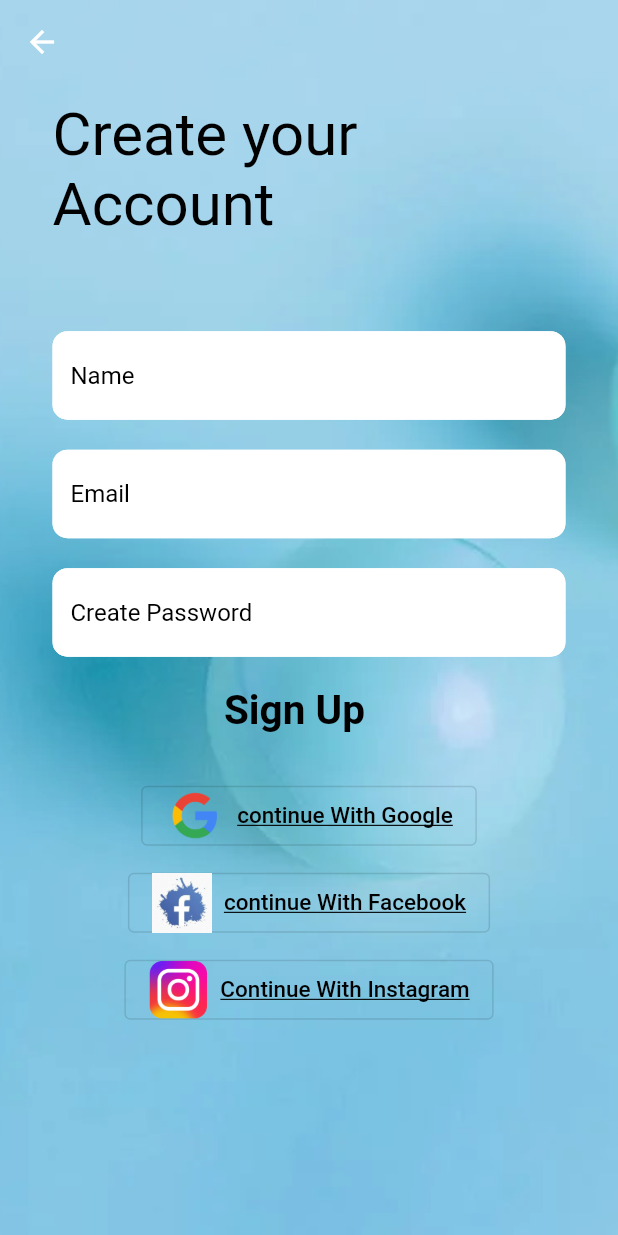
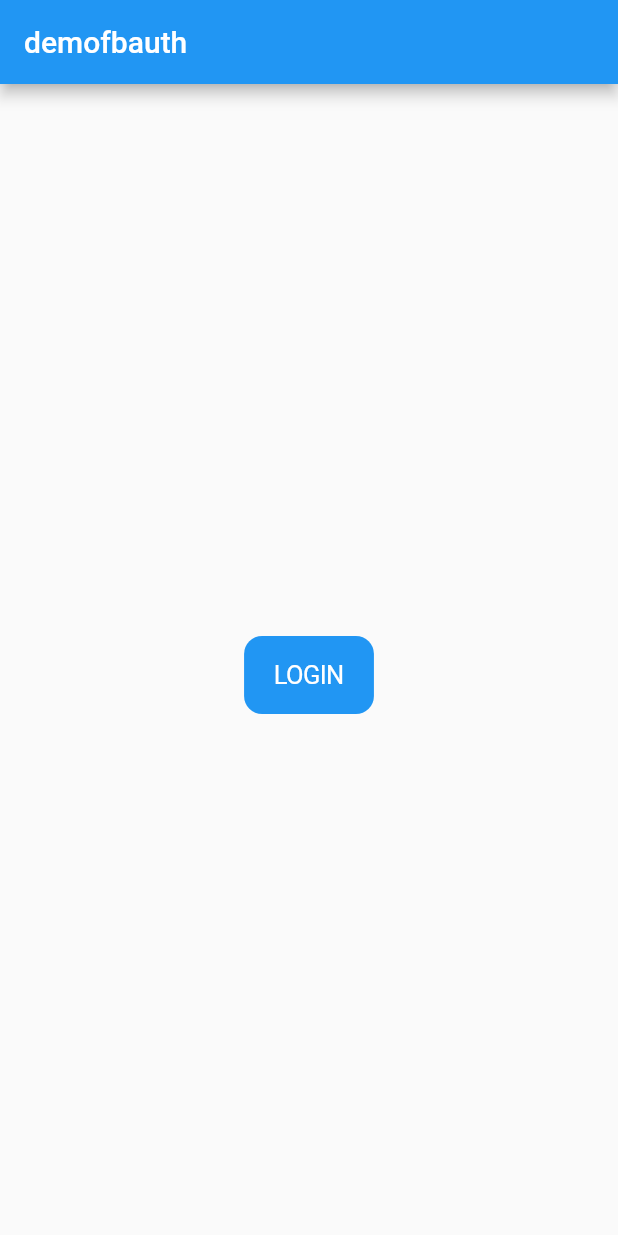
Before and after one commit to suryateja36/hp, a Flutter app: the MyRegister screen opened by its route, after a tap on "continue With Facebook", on a phone screen of 412 x 824 dp. Run offline on Flutter 3.47's test engine with Material 2 defaults, Android fonts, the phone set to English and light mode, and no system bars; our stand-ins replace google_sign_in; missing offline and left inert: flutter_facebook_auth.

Commit message:
new commit

```diff
--- a/House_Party/lib/Register.dart
+++ b/House_Party/lib/Register.dart
@@ -129,17 +129,28 @@ class _MyRegisterState extends State<MyRegister> {
                             mainAxisAlignment: MainAxisAlignment.spaceBetween,
                             children: [
                               const Text(
-                                '                 Sign Up',
+                                                 'Sign Up',
                                 style: TextStyle(
                                     color: Colors.black,
+
                                     fontSize: 27,
                                     fontWeight: FontWeight.w700),
                               ),
+                              CircleAvatar(
+                                radius: 30,
+                                backgroundColor: const Color(0xff4c505b),
+                                child: IconButton(
+                                    color: Colors.white,
+                                    onPressed: () {},
+                                    icon: const Icon(
+                                      Icons.arrow_forward,
+                                    )),
+                              )
 
                             ],
                           ),
                           const SizedBox(
-                            height: 30,
+                            height: 60,
                           ),
                           Column(
                             crossAxisAlignment: CrossAxisAlignment.center,
@@ -180,7 +191,9 @@ class _MyRegisterState extends State<MyRegister> {
                                   image: AssetImage('assets/fb.jpg'),
                                   width: 40.0,
                                 ),
-                                onPressed: () {},
+                                onPressed: () {
+                                  Navigator.pushNamed(context, 'fb');
+                                },
                                 label: const Text(
                                   'continue With Facebook',
                                   style: TextStyle(
@@ -192,29 +205,7 @@ class _MyRegisterState extends State<MyRegister> {
                               )
                             ],
                           ),
-                          const SizedBox(
-                            height: 10,
-                          ),
-                          Column(
-                            crossAxisAlignment: CrossAxisAlignment.center,
-                            children: [
-                              OutlinedButton.icon(
-                                icon: const Image(
-                                  image: AssetImage('assets/insta.png'),
-                                  width: 40.0,
-                                ),
-                                onPressed: () {},
-                                label: const Text(
-                                  'Continue With Instagram',
-                                  style: TextStyle(
-                                      decoration: TextDecoration.underline,
-                                      color: Colors.black,
-                                      fontSize: 15,
-                                      fontWeight: FontWeight.w500),
-                                ),
-                              )
-                            ],
-                          ),
+
                         ],
                       ),
                     )
--- a/House_Party/lib/login.dart
+++ b/House_Party/lib/login.dart
@@ -69,12 +69,22 @@ class _MyLoginState extends State<MyLogin> {
                             mainAxisAlignment: MainAxisAlignment.spaceBetween,
                             children: [
                               const Text(
-                                '               LogIn',
+                                ' LogIn',
                                 style: TextStyle(
                                     color: Colors.black,
                                     fontSize: 30,
                                     fontWeight: FontWeight.w700),
                               ),
+                              CircleAvatar(
+                                radius: 30,
+                                backgroundColor: const Color(0xff4c505b),
+                                child: IconButton(
+                                    color: Colors.white,
+                                    onPressed: () {},
+                                    icon: const Icon(
+                                      Icons.arrow_forward,
+                                    )),
+                              )
 
                             ],
                           ),
--- a/House_Party/lib/main.dart
+++ b/House_Party/lib/main.dart
@@ -1,4 +1,6 @@
+import 'package:flutter/cupertino.dart';
 import 'package:flutter/material.dart';
+import 'package:flutter_facebook_auth/flutter_facebook_auth.dart';
 import 'package:logingoogle/welcome.dart';
 import 'Register.dart';
 import 'login.dart';
@@ -11,6 +13,111 @@ void main() {
       'register': (context) => const MyRegister(),
       'login': (context) => const MyLogin(),
       'welcome': (context) => const welcome(),
+      'fb': (context) => const MyApp(),
     },
   ));
 }
+
+class MyApp extends StatefulWidget {
+  const MyApp({Key? key}) : super(key: key);
+
+  @override
+  State<MyApp> createState() => _MyAppState();
+}
+
+class _MyAppState extends State<MyApp> {
+  Map<String, dynamic>? _userData;
+  AccessToken? _accessToken;
+  bool _checking = true;
+
+  @override
+  void initState() {
+    // TODO: implement initState
+    super.initState();
+    _checkIfisLoggedIn();
+  }
+
+  _checkIfisLoggedIn() async {
+    final accessToken = await FacebookAuth.instance.accessToken;
+
+    setState(() {
+      _checking = false;
+    });
+
+    if (accessToken != null) {
+      print(accessToken.toJson());
+      final userData = await FacebookAuth.instance.getUserData();
+      _accessToken = accessToken;
+      setState(() {
+        _userData = userData;
+      });
+    } else {
+      _login();
+    }
+  }
+
+  _login() async {
+    final LoginResult result = await FacebookAuth.instance.login();
+
+    if (result.status == LoginStatus.success) {
+      _accessToken = result.accessToken;
+
+      final userData = await FacebookAuth.instance.getUserData();
+      _userData = userData;
+    } else {
+      print(result.status);
+      print(result.message);
+    }
+    setState(() {
+      _checking = false;
+    });
+  }
+
+  _logout() async {
+    await FacebookAuth.instance.logOut();
+    _accessToken = null;
+    _userData = null;
+    setState(() {});
+  }
+
+  @override
+  Widget build(BuildContext context) {
+    print(_userData);
+    return MaterialApp(
+      home: Scaffold(
+        appBar: AppBar(title: Text('demofbauth')),
+        body: _checking
+            ? Center(
+          child: CircularProgressIndicator(),
+        )
+            : Center(
+            child: Column(mainAxisAlignment: MainAxisAlignment.center,
+              crossAxisAlignment: CrossAxisAlignment.center,
+              children: [
+                _userData != null
+                    ? Text('name: ${_userData!['name']}')
+                    : Container(),
+                _userData != null
+                    ? Text('email: ${_userData!['email']}')
+                    : Container(),
+                _userData != null
+                    ? Container(
+                  child: Image.network(
+                      _userData!['picture']['data']['url']),
+                )
+                    : Container(),
+                SizedBox(
+                  height: 20,
+                ),
+                CupertinoButton(color: Colors.blue,
+                    child: Text(
+                      _userData != null ? 'LOGOUT' : 'LOGIN',
+                      style: TextStyle(color: Colors.white),
+                    ),
+                    onPressed: _userData != null ? _logout : _login)
+              ],
+            )),
+      ),
+    );
+  }
+}
--- a/House_Party/pubspec.yaml
+++ b/House_Party/pubspec.yaml
@@ -36,6 +36,7 @@ dependencies:
   # Use with the CupertinoIcons class for iOS style icons.
   cupertino_icons: ^1.0.2
   google_sign_in: ^5.4.2
+  flutter_facebook_auth: ^5.0.7
 
 
 dev_dependencies:
```
Also changed, not shown: House_Party/pubspec.lock, 9 other files.
